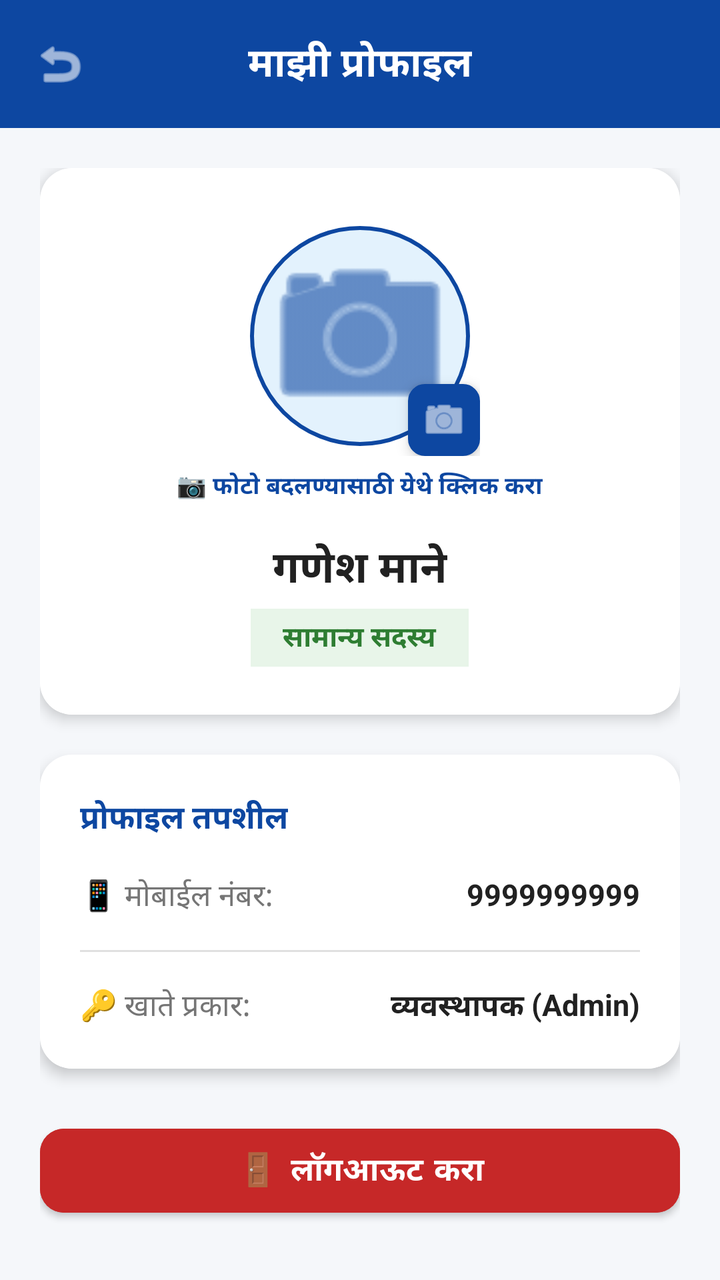
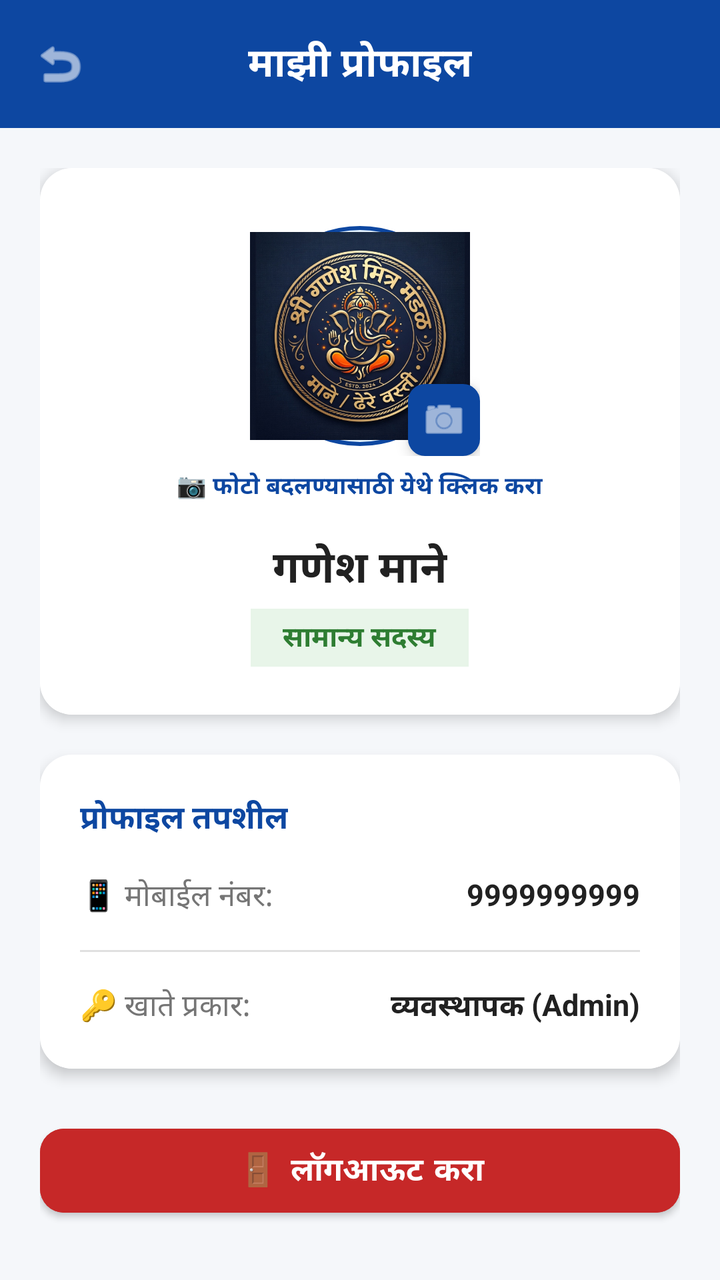

Before-and-after screenshots of an Android layout around one commit, followed by the original layout XML and the change that was made.
<!-- AndroidManifest.xml: application theme Theme.GaneshMitraMandal -->
<!-- res/layout/activity_profile.xml -->
<?xml version="1.0" encoding="utf-8"?>
<RelativeLayout xmlns:android="http://schemas.android.com/apk/res/android"
    xmlns:app="http://schemas.android.com/apk/res-auto"
    android:layout_width="match_parent"
    android:layout_height="match_parent"
    android:background="@color/bg_light">

    
    <RelativeLayout
        android:id="@+id/topBar"
        android:layout_width="match_parent"
        android:layout_height="64dp"
        android:background="@color/primary_blue"
        android:paddingHorizontal="16dp">

        <ImageView
            android:id="@+id/btnBack"
            android:layout_width="28dp"
            android:layout_height="28dp"
            android:layout_alignParentStart="true"
            android:layout_centerVertical="true"
            android:src="@android:drawable/ic_menu_revert"
            app:tint="@color/white" />

        <TextView
            android:layout_width="wrap_content"
            android:layout_height="wrap_content"
            android:layout_centerInParent="true"
            android:text="माझी प्रोफाइल"
            android:textColor="@color/white"
            android:textSize="20sp"
            android:textStyle="bold" />
    </RelativeLayout>

    <ScrollView
        android:layout_width="match_parent"
        android:layout_height="match_parent"
        android:layout_below="@id/topBar"
        android:padding="20dp">

        <LinearLayout
            android:layout_width="match_parent"
            android:layout_height="wrap_content"
            android:gravity="center_horizontal"
            android:orientation="vertical">

            
            <androidx.cardview.widget.CardView
                android:layout_width="match_parent"
                android:layout_height="wrap_content"
                android:layout_marginBottom="20dp"
                app:cardCornerRadius="16dp"
                app:cardElevation="4dp">

                <LinearLayout
                    android:layout_width="match_parent"
                    android:layout_height="wrap_content"
                    android:background="@color/white"
                    android:gravity="center"
                    android:orientation="vertical"
                    android:padding="24dp">

                    <RelativeLayout
                        android:layout_width="120dp"
                        android:layout_height="120dp">

                        <ImageView
                            android:id="@+id/ivProfilePhoto"
                            android:layout_width="110dp"
                            android:layout_height="110dp"
                            android:layout_centerInParent="true"
                            android:background="@drawable/circle_bg"
                            android:padding="3dp"
                            android:scaleType="centerCrop"
                            android:src="@android:drawable/ic_menu_camera"
                            app:tint="@color/primary_blue" />

                        <ImageView
                            android:id="@+id/btnChangePhoto"
                            android:layout_width="36dp"
                            android:layout_height="36dp"
                            android:layout_alignParentEnd="true"
                            android:layout_alignParentBottom="true"
                            android:background="@drawable/badge_bg"
                            android:backgroundTint="@color/primary_blue"
                            android:elevation="4dp"
                            android:padding="6dp"
                            android:src="@android:drawable/ic_menu_camera"
                            app:tint="@color/white" />
                    </RelativeLayout>

                    <TextView
                        android:id="@+id/tvChangePhotoHint"
                        android:layout_width="wrap_content"
                        android:layout_height="wrap_content"
                        android:layout_marginTop="6dp"
                        android:text="📷 फोटो बदलण्यासाठी येथे क्लिक करा"
                        android:textColor="@color/primary_blue"
                        android:textSize="12sp"
                        android:textStyle="bold" />

                    <TextView
                        android:id="@+id/tvProfileName"
                        android:layout_width="wrap_content"
                        android:layout_height="wrap_content"
                        android:layout_marginTop="16dp"
                        android:text="गणेश माने"
                        android:textColor="@color/text_primary"
                        android:textSize="22sp"
                        android:textStyle="bold" />

                    <TextView
                        android:id="@+id/tvProfileRoleInMandal"
                        android:layout_width="wrap_content"
                        android:layout_height="wrap_content"
                        android:layout_marginTop="4dp"
                        android:background="#E8F5E9"
                        android:paddingHorizontal="16dp"
                        android:paddingVertical="4dp"
                        android:text="सामान्य सदस्य"
                        android:textColor="@color/jama_green"
                        android:textSize="14sp"
                        android:textStyle="bold" />

                </LinearLayout>
            </androidx.cardview.widget.CardView>

            
            <androidx.cardview.widget.CardView
                android:layout_width="match_parent"
                android:layout_height="wrap_content"
                android:layout_marginBottom="24dp"
                app:cardCornerRadius="16dp"
                app:cardElevation="4dp">

                <LinearLayout
                    android:layout_width="match_parent"
                    android:layout_height="wrap_content"
                    android:background="@color/white"
                    android:orientation="vertical"
                    android:padding="20dp">

                    <TextView
                        android:layout_width="wrap_content"
                        android:layout_height="wrap_content"
                        android:layout_marginBottom="16dp"
                        android:text="प्रोफाइल तपशील"
                        android:textColor="@color/primary_blue"
                        android:textSize="16sp"
                        android:textStyle="bold" />

                    
                    <LinearLayout
                        android:layout_width="match_parent"
                        android:layout_height="wrap_content"
                        android:layout_marginBottom="16dp"
                        android:orientation="horizontal">

                        <TextView
                            android:layout_width="wrap_content"
                            android:layout_height="wrap_content"
                            android:text="📱 मोबाईल नंबर:"
                            android:textColor="@color/text_secondary"
                            android:textSize="15sp" />

                        <TextView
                            android:id="@+id/tvProfilePhone"
                            android:layout_width="0dp"
                            android:layout_height="wrap_content"
                            android:layout_marginStart="8dp"
                            android:layout_weight="1"
                            android:gravity="end"
                            android:text="9999999999"
                            android:textColor="@color/text_primary"
                            android:textSize="15sp"
                            android:textStyle="bold" />
                    </LinearLayout>

                    <View
                        android:layout_width="match_parent"
                        android:layout_height="1dp"
                        android:layout_marginBottom="16dp"
                        android:background="@color/divider_color" />

                    
                    <LinearLayout
                        android:layout_width="match_parent"
                        android:layout_height="wrap_content"
                        android:orientation="horizontal">

                        <TextView
                            android:layout_width="wrap_content"
                            android:layout_height="wrap_content"
                            android:text="🔑 खाते प्रकार:"
                            android:textColor="@color/text_secondary"
                            android:textSize="15sp" />

                        <TextView
                            android:id="@+id/tvProfileRole"
                            android:layout_width="0dp"
                            android:layout_height="wrap_content"
                            android:layout_marginStart="8dp"
                            android:layout_weight="1"
                            android:gravity="end"
                            android:text="व्यवस्थापक (Admin)"
                            android:textColor="@color/text_primary"
                            android:textSize="15sp"
                            android:textStyle="bold" />
                    </LinearLayout>

                </LinearLayout>
            </androidx.cardview.widget.CardView>

            
            <com.google.android.material.button.MaterialButton
                android:id="@+id/btnLogout"
                android:layout_width="match_parent"
                android:layout_height="54dp"
                android:backgroundTint="@color/kharch_red"
                android:text="🚪 लॉगआऊट करा"
                android:textColor="@color/white"
                android:textSize="16sp"
                android:textStyle="bold"
                app:cornerRadius="12dp" />

        </LinearLayout>
    </ScrollView>

</RelativeLayout>
<!-- resources referenced by this layout -->
<resources>
  <color name="bg_light">#F5F7FA</color>
  <color name="divider_color">#E0E0E0</color>
  <color name="jama_green">#2E7D32</color>
  <color name="kharch_red">#C62828</color>
  <color name="primary_blue">#0D47A1</color>
  <color name="text_primary">#212121</color>
  <color name="text_secondary">#757575</color>
  <color name="white">#FFFFFF</color>
  <!-- drawable badge_bg (drawable) -->
  <?xml version="1.0" encoding="utf-8"?>
  <shape xmlns:android="http://schemas.android.com/apk/res/android"
      android:shape="rectangle">
      <solid android:color="#E3F2FD" />
      <corners android:radius="8dp" />
      <stroke
          android:width="1dp"
          android:color="#90CAF9" />
  </shape>
  <!-- drawable circle_bg (drawable) -->
  <?xml version="1.0" encoding="utf-8"?>
  <shape xmlns:android="http://schemas.android.com/apk/res/android"
      android:shape="oval">
      <solid android:color="#E3F2FD" />
      <stroke
          android:width="2dp"
          android:color="@color/primary_blue" />
  </shape>
  <style name="Theme.GaneshMitraMandal" parent="Theme.MaterialComponents.Light.NoActionBar">
          <item name="colorPrimary">@color/primary_blue</item>
          <item name="colorPrimaryDark">@color/primary_blue_dark</item>
          <item name="colorAccent">@color/accent_orange</item>
          <item name="android:windowBackground">@color/bg_light</item>
          <item name="android:statusBarColor">@color/primary_blue_dark</item>
      </style>
  <color name="primary_blue_dark">#082F6B</color>
  <color name="accent_orange">#FF6D00</color>
</resources>

<!-- the commit's change to res/layout/activity_profile.xml (unified diff, before → after) -->
@@ -72,8 +72,7 @@
                             android:background="@drawable/circle_bg"
                             android:padding="3dp"
                             android:scaleType="centerCrop"
-                            android:src="@android:drawable/ic_menu_camera"
-                            app:tint="@color/primary_blue" />
+                            android:src="@drawable/app_logo" />
 
                         <ImageView
                             android:id="@+id/btnChangePhoto"
<!-- resource entries referenced after the edit -->
@@ -8,6 +8,7 @@
   <color name="text_primary">#212121</color>
   <color name="text_secondary">#757575</color>
   <color name="white">#FFFFFF</color>
+  <!-- drawable app_logo: png bitmap (drawable, 241755 bytes) -->
   <!-- drawable badge_bg (drawable) -->
   <?xml version="1.0" encoding="utf-8"?>
   <shape xmlns:android="http://schemas.android.com/apk/res/android"
